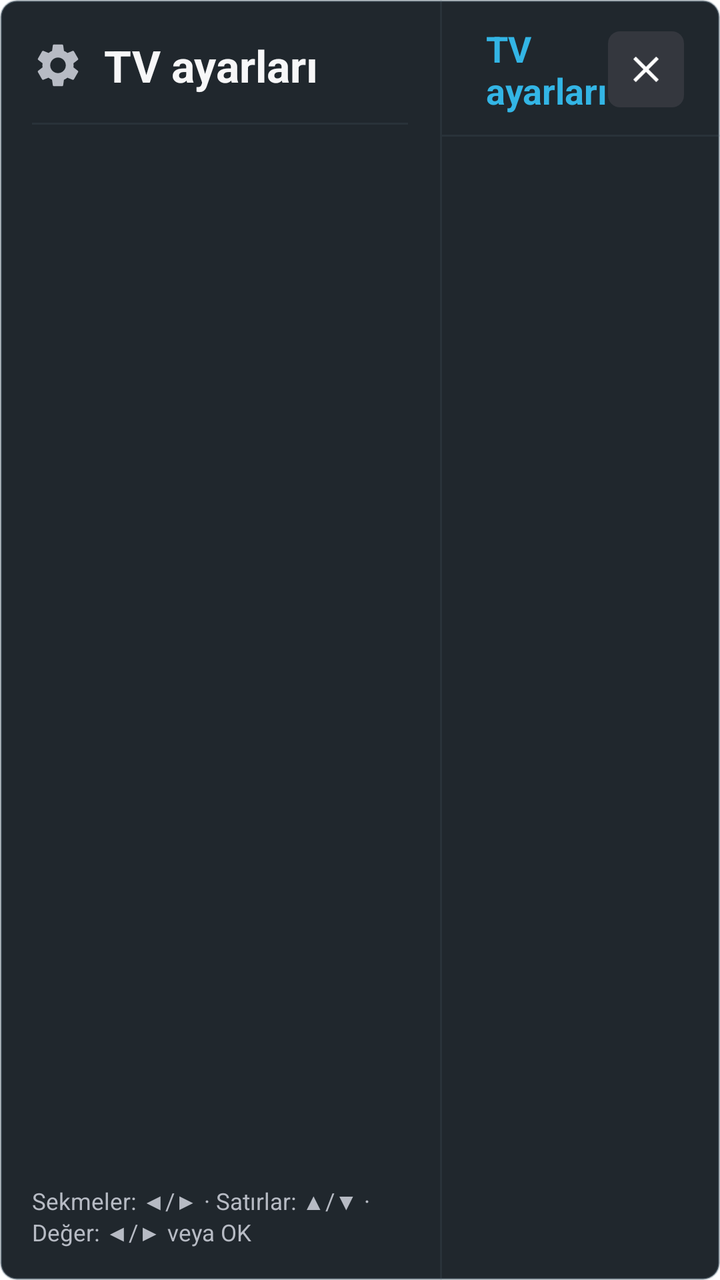
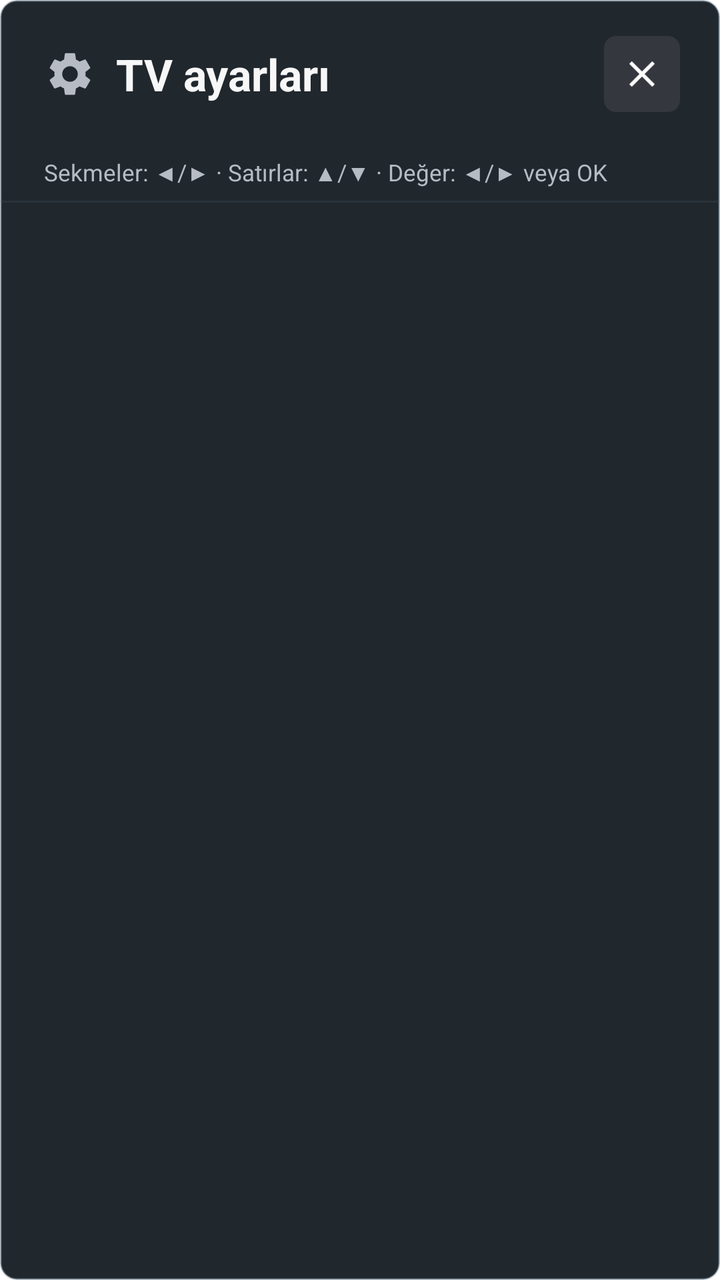

Before-and-after screenshots of an Android layout around one commit, followed by the original layout XML and the change that was made.
<!-- AndroidManifest.xml: activity theme Theme.TVApp.SettingsOverlay -->
<!-- res/layout/activity_display_settings.xml -->
<?xml version="1.0" encoding="utf-8"?>
<LinearLayout xmlns:android="http://schemas.android.com/apk/res/android"
    android:layout_width="match_parent"
    android:layout_height="match_parent"
    android:background="@drawable/bg_settings_osd"
    android:baselineAligned="false"
    android:orientation="horizontal">

    
    <LinearLayout
        android:id="@+id/settings_master_panel"
        android:layout_width="220dp"
        android:layout_height="match_parent"
        android:orientation="vertical"
        android:paddingStart="16dp"
        android:paddingTop="18dp"
        android:paddingEnd="16dp"
        android:paddingBottom="16dp">

        
        <LinearLayout
            android:layout_width="match_parent"
            android:layout_height="wrap_content"
            android:gravity="center_vertical"
            android:orientation="horizontal">

            <ImageView
                android:layout_width="26dp"
                android:layout_height="26dp"
                android:layout_marginEnd="10dp"
                android:contentDescription="@null"
                android:src="@drawable/ic_settings" />

            <TextView
                android:layout_width="wrap_content"
                android:layout_height="wrap_content"
                android:text="@string/settings_title"
                android:textColor="@color/text_primary"
                android:textSize="22sp"
                android:textStyle="bold" />
        </LinearLayout>

        <View
            android:layout_width="match_parent"
            android:layout_height="1dp"
            android:layout_marginTop="14dp"
            android:layout_marginBottom="14dp"
            android:background="#265D7180" />

        
        <ScrollView
            android:id="@+id/settings_tabs_scroll"
            android:layout_width="match_parent"
            android:layout_height="0dp"
            android:layout_weight="1"
            android:clipToPadding="false"
            android:fillViewport="true"
            android:scrollbars="none">

            <LinearLayout
                android:id="@+id/settings_tabs"
                android:layout_width="match_parent"
                android:layout_height="wrap_content"
                android:orientation="vertical" />
        </ScrollView>

        
        <TextView
            android:id="@+id/settings_remote_hint"
            android:layout_width="match_parent"
            android:layout_height="wrap_content"
            android:layout_marginTop="8dp"
            android:text="@string/settings_remote_hint"
            android:textColor="@color/text_secondary"
            android:textSize="11.5sp" />
    </LinearLayout>

    
    <View
        android:layout_width="1dp"
        android:layout_height="match_parent"
        android:background="#265D7180" />

    
    <LinearLayout
        android:id="@+id/settings_detail_panel"
        android:layout_width="0dp"
        android:layout_height="match_parent"
        android:layout_weight="1"
        android:orientation="vertical">

        
        <LinearLayout
            android:layout_width="match_parent"
            android:layout_height="wrap_content"
            android:gravity="center_vertical"
            android:orientation="horizontal"
            android:paddingStart="22dp"
            android:paddingTop="12dp"
            android:paddingEnd="18dp"
            android:paddingBottom="10dp">

            <TextView
                android:id="@+id/settings_detail_title"
                android:layout_width="0dp"
                android:layout_height="wrap_content"
                android:layout_weight="1"
                android:text="@string/settings_title"
                android:textColor="@color/accent"
                android:textSize="18sp"
                android:textStyle="bold" />

            <ImageView
                android:id="@+id/settings_btn_close"
                android:layout_width="38dp"
                android:layout_height="38dp"
                android:background="@drawable/bg_focusable"
                android:contentDescription="@string/close"
                android:focusable="true"
                android:padding="8dp"
                android:src="@drawable/ic_close" />
        </LinearLayout>

        <View
            android:layout_width="match_parent"
            android:layout_height="1dp"
            android:background="#265D7180" />

        
        <ScrollView
            android:id="@+id/settings_scroll"
            android:layout_width="match_parent"
            android:layout_height="0dp"
            android:layout_weight="1"
            android:clipToPadding="false"
            android:fillViewport="true"
            android:paddingStart="18dp"
            android:paddingTop="10dp"
            android:paddingEnd="18dp"
            android:paddingBottom="24dp">

            <LinearLayout
                android:id="@+id/settings_content"
                android:layout_width="match_parent"
                android:layout_height="wrap_content"
                android:focusable="false"
                android:orientation="vertical" />
        </ScrollView>
    </LinearLayout>
</LinearLayout>
<!-- resources referenced by this layout -->
<resources>
  <color name="accent">#33B5E5</color>
  <color name="text_primary">#F7F7F8</color>
  <color name="text_secondary">#B7BBC4</color>
  <!-- drawable bg_focusable (drawable) -->
  <?xml version="1.0" encoding="utf-8"?>
  <selector xmlns:android="http://schemas.android.com/apk/res/android">
      <item android:state_focused="true"><shape><solid android:color="#DD202A32"/><stroke android:width="2dp" android:color="@color/accent"/><corners android:radius="6dp"/></shape></item>
      <item android:state_selected="true"><shape><solid android:color="@color/selected"/><stroke android:width="1dp" android:color="@color/accent"/><corners android:radius="6dp"/></shape></item>
      <item><shape><solid android:color="@color/control"/><corners android:radius="6dp"/></shape></item>
  </selector>
  <!-- drawable bg_settings_osd (drawable) -->
  <?xml version="1.0" encoding="utf-8"?>
  <shape xmlns:android="http://schemas.android.com/apk/res/android">
      <solid android:color="#EE11181E" />
      <stroke
          android:width="1dp"
          android:color="#665D7180" />
      <corners android:radius="8dp" />
  </shape>
  <!-- drawable ic_close (drawable) -->
  <vector xmlns:android="http://schemas.android.com/apk/res/android"
      android:width="24dp"
      android:height="24dp"
      android:viewportWidth="24"
      android:viewportHeight="24">
    <path
        android:fillColor="#FFFFFFFF"
        android:pathData="M19,6.41L17.59,5 12,10.59 6.41,5 5,6.41 10.59,12 5,17.59 6.41,19 12,13.41 17.59,19 19,17.59 13.41,12z"/>
  </vector>
  <string name="close">Kapat</string>
  <string name="settings_remote_hint">Sekmeler: ◀/▶ · Satırlar: ▲/▼ · Değer: ◀/▶ veya OK</string>
  <string name="settings_title">TV ayarları</string>
  <style name="Theme.TVApp.SettingsOverlay" parent="Theme.AppCompat.DayNight.NoActionBar">
          <item name="android:windowIsTranslucent">true</item>
          <item name="android:windowBackground">@android:color/transparent</item>
          <item name="android:colorBackground">@color/panel</item>
          <item name="android:textColorPrimary">@color/text_primary</item>
          <item name="android:textColorSecondary">@color/text_secondary</item>
          <item name="android:windowLightNavigationBar">false</item>
          <item name="android:forceDarkAllowed">false</item>
          <item name="colorControlNormal">@color/text_secondary</item>
          <item name="colorControlActivated">@color/accent</item>
          <item name="colorAccent">@color/accent</item>
          <item name="android:windowNoTitle">true</item>
          <item name="android:windowFullscreen">true</item>
          <item name="android:backgroundDimEnabled">false</item>
          <item name="android:windowDisablePreview">true</item>
          <item name="android:colorAccent">@color/accent</item>
      </style>
  <color name="selected">#5533B5E5</color>
  <color name="control">#34373E</color>
  <color name="panel">#F216181C</color>
  <!-- unchanged entries left out for length: 1 -->
</resources>

<!-- the commit's change to res/layout/activity_display_settings.xml (unified diff, before → after) -->
@@ -3,148 +3,102 @@
     android:layout_width="match_parent"
     android:layout_height="match_parent"
     android:background="@drawable/bg_settings_osd"
-    android:baselineAligned="false"
-    android:orientation="horizontal">
+    android:orientation="vertical">
 
     
     <LinearLayout
-        android:id="@+id/settings_master_panel"
-        android:layout_width="220dp"
-        android:layout_height="match_parent"
-        android:orientation="vertical"
-        android:paddingStart="16dp"
+        android:layout_width="match_parent"
+        android:layout_height="wrap_content"
+        android:gravity="center_vertical"
+        android:orientation="horizontal"
+        android:paddingStart="22dp"
         android:paddingTop="18dp"
-        android:paddingEnd="16dp"
-        android:paddingBottom="16dp">
+        android:paddingEnd="20dp"
+        android:paddingBottom="12dp">
 
-        
-        <LinearLayout
-            android:layout_width="match_parent"
+        <ImageView
+            android:layout_width="26dp"
+            android:layout_height="26dp"
+            android:layout_marginEnd="10dp"
+            android:contentDescription="@null"
+            android:src="@drawable/ic_settings" />
+
+        <TextView
+            android:layout_width="0dp"
             android:layout_height="wrap_content"
-            android:gravity="center_vertical"
-            android:orientation="horizontal">
+            android:layout_weight="1"
+            android:text="@string/settings_title"
+            android:textColor="@color/text_primary"
+            android:textSize="22sp"
+            android:textStyle="bold" />
 
-            <ImageView
-                android:layout_width="26dp"
-                android:layout_height="26dp"
-                android:layout_marginEnd="10dp"
-                android:contentDescription="@null"
-                android:src="@drawable/ic_settings" />
-
-            <TextView
-                android:layout_width="wrap_content"
-                android:layout_height="wrap_content"
-                android:text="@string/settings_title"
-                android:textColor="@color/text_primary"
-                android:textSize="22sp"
-                android:textStyle="bold" />
-        </LinearLayout>
-
-        <View
-            android:layout_width="match_parent"
-            android:layout_height="1dp"
-            android:layout_marginTop="14dp"
-            android:layout_marginBottom="14dp"
-            android:background="#265D7180" />
-
-        
-        <ScrollView
-            android:id="@+id/settings_tabs_scroll"
-            android:layout_width="match_parent"
-            android:layout_height="0dp"
-            android:layout_weight="1"
-            android:clipToPadding="false"
-            android:fillViewport="true"
-            android:scrollbars="none">
-
-            <LinearLayout
-                android:id="@+id/settings_tabs"
-                android:layout_width="match_parent"
-                android:layout_height="wrap_content"
-                android:orientation="vertical" />
-        </ScrollView>
-
-        
-        <TextView
-            android:id="@+id/settings_remote_hint"
-            android:layout_width="match_parent"
-            android:layout_height="wrap_content"
-            android:layout_marginTop="8dp"
-            android:text="@string/settings_remote_hint"
-            android:textColor="@color/text_secondary"
-            android:textSize="11.5sp" />
+        <ImageView
+            android:id="@+id/settings_btn_close"
+            android:layout_width="38dp"
+            android:layout_height="38dp"
+            android:background="@drawable/bg_focusable"
+            android:contentDescription="@string/close"
+            android:focusable="true"
+            android:padding="8dp"
+            android:src="@drawable/ic_close" />
     </LinearLayout>
 
     
+    <HorizontalScrollView
+        android:id="@+id/settings_tabs_scroll"
+        android:layout_width="match_parent"
+        android:layout_height="wrap_content"
+        android:clipToPadding="false"
+        android:fillViewport="true"
+        android:paddingStart="18dp"
+        android:paddingTop="2dp"
+        android:paddingEnd="18dp"
+        android:paddingBottom="8dp"
+        android:scrollbars="none">
+
+        <LinearLayout
+            android:id="@+id/settings_tabs"
+            android:layout_width="wrap_content"
+            android:layout_height="wrap_content"
+            android:gravity="center_vertical"
+            android:orientation="horizontal" />
+    </HorizontalScrollView>
+
+    
+    <TextView
+        android:id="@+id/settings_remote_hint"
+        android:layout_width="match_parent"
+        android:layout_height="wrap_content"
+        android:paddingStart="22dp"
+        android:paddingEnd="20dp"
+        android:paddingBottom="6dp"
+        android:text="@string/settings_remote_hint"
+        android:textColor="@color/text_secondary"
+        android:textSize="11.5sp" />
+
     <View
-        android:layout_width="1dp"
-        android:layout_height="match_parent"
+        android:layout_width="match_parent"
+        android:layout_height="1dp"
         android:background="#265D7180" />
 
     
-    <LinearLayout
-        android:id="@+id/settings_detail_panel"
-        android:layout_width="0dp"
-        android:layout_height="match_parent"
+    <ScrollView
+        android:id="@+id/settings_scroll"
+        android:layout_width="match_parent"
+        android:layout_height="0dp"
         android:layout_weight="1"
-        android:orientation="vertical">
+        android:clipToPadding="false"
+        android:fillViewport="true"
+        android:paddingStart="16dp"
+        android:paddingTop="10dp"
+        android:paddingEnd="16dp"
+        android:paddingBottom="24dp">
 
-        
         <LinearLayout
+            android:id="@+id/settings_content"
             android:layout_width="match_parent"
             android:layout_height="wrap_content"
-            android:gravity="center_vertical"
-            android:orientation="horizontal"
-            android:paddingStart="22dp"
-            android:paddingTop="12dp"
-            android:paddingEnd="18dp"
-            android:paddingBottom="10dp">
-
-            <TextView
-                android:id="@+id/settings_detail_title"
-                android:layout_width="0dp"
-                android:layout_height="wrap_content"
-                android:layout_weight="1"
-                android:text="@string/settings_title"
-                android:textColor="@color/accent"
-                android:textSize="18sp"
-                android:textStyle="bold" />
-
-            <ImageView
-                android:id="@+id/settings_btn_close"
-                android:layout_width="38dp"
-                android:layout_height="38dp"
-                android:background="@drawable/bg_focusable"
-                android:contentDescription="@string/close"
-                android:focusable="true"
-                android:padding="8dp"
-                android:src="@drawable/ic_close" />
-        </LinearLayout>
-
-        <View
-            android:layout_width="match_parent"
-            android:layout_height="1dp"
-            android:background="#265D7180" />
-
-        
-        <ScrollView
-            android:id="@+id/settings_scroll"
-            android:layout_width="match_parent"
-            android:layout_height="0dp"
-            android:layout_weight="1"
-            android:clipToPadding="false"
-            android:fillViewport="true"
-            android:paddingStart="18dp"
-            android:paddingTop="10dp"
-            android:paddingEnd="18dp"
-            android:paddingBottom="24dp">
-
-            <LinearLayout
-                android:id="@+id/settings_content"
-                android:layout_width="match_parent"
-                android:layout_height="wrap_content"
-                android:focusable="false"
-                android:orientation="vertical" />
-        </ScrollView>
-    </LinearLayout>
+            android:focusable="false"
+            android:orientation="vertical" />
+    </ScrollView>
 </LinearLayout>
